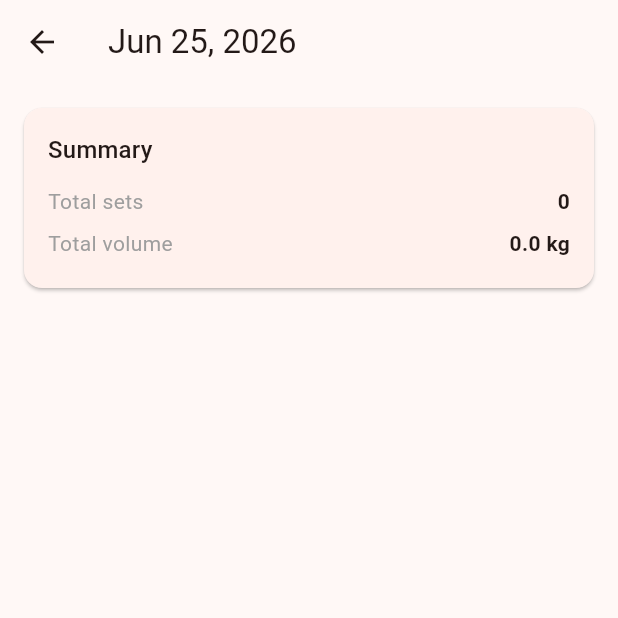
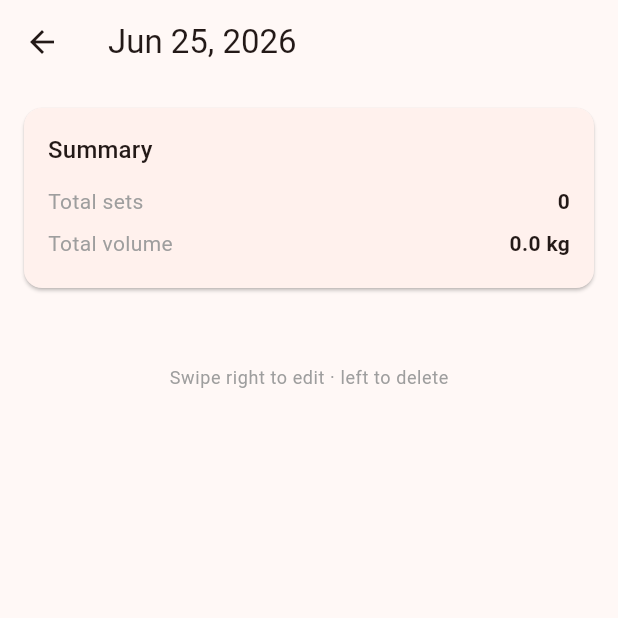
Before and after one commit to taku1029-dev/kaizen_for_workout, a Flutter app: the HistoryScreen screen opened directly, after a tap on an icon or button, on a phone screen of 412 x 824 dp, the top half of it. Run offline on Flutter 3.47's test engine with Material 3 defaults, Android fonts, the phone set to English and light mode, and no system bars; our stand-ins replace fl_chart, flutter_riverpod, isar; accounts and stored records are empty; generated files the repository leaves out were written again.

Commit message:
Add delete confirmation dialogs and history set editing
- Confirm dialog before deleting a set in Today (left swipe)
- SessionDetailScreen: reactive via sessionsProvider + sessionId instead of
  passing session object, so Summary card updates live after edits/deletes
- SessionDetailScreen: right-swipe to edit, left-swipe to delete (with
  confirmation dialog) on each set tile — same UX as Today screen
- Auto-pop DetailScreen if session is deleted from History while open

Co-Authored-By: Claude Sonnet 4.6 <noreply@anthropic.com>

```diff
--- a/lib/screens/history/history_screen.dart
+++ b/lib/screens/history/history_screen.dart
@@ -63,7 +63,9 @@ class HistoryScreen extends ConsumerWidget {
                     style: const TextStyle(fontWeight: FontWeight.bold),
                   ),
                   onTap: () => Navigator.of(context).push(
-                    MaterialPageRoute(builder: (_) => SessionDetailScreen(session: session)),
+                    MaterialPageRoute(
+                      builder: (_) => SessionDetailScreen(sessionId: session.id),
+                    ),
                   ),
                 ),
               );
--- a/lib/screens/history/session_detail_screen.dart
+++ b/lib/screens/history/session_detail_screen.dart
@@ -2,12 +2,44 @@ import 'package:flutter/material.dart';
 import 'package:flutter_riverpod/flutter_riverpod.dart';
 import 'package:intl/intl.dart';
 
+import '../../models/embedded_set.dart';
 import '../../models/muscle_group.dart';
 import '../../models/workout_session.dart';
 import '../../providers/app_providers.dart';
+import '../../services/database_service.dart';
+import '../today/add_set_sheet.dart';
 
 class SessionDetailScreen extends ConsumerWidget {
-  const SessionDetailScreen({super.key, required this.session});
+  const SessionDetailScreen({super.key, required this.sessionId});
+  final int sessionId;
+
+  @override
+  Widget build(BuildContext context, WidgetRef ref) {
+    final sessionsAsync = ref.watch(sessionsProvider);
+
+    return sessionsAsync.when(
+      data: (sessions) {
+        final idx = sessions.indexWhere((s) => s.id == sessionId);
+        if (idx == -1) {
+          WidgetsBinding.instance.addPostFrameCallback(
+            (_) => Navigator.of(context).pop(),
+          );
+          return const Scaffold(body: SizedBox.shrink());
+        }
+        return _DetailBody(session: sessions[idx]);
+      },
+      loading: () => const Scaffold(
+        body: Center(child: CircularProgressIndicator()),
+      ),
+      error: (e, _) => Scaffold(
+        body: Center(child: Text('Error: $e')),
+      ),
+    );
+  }
+}
+
+class _DetailBody extends ConsumerWidget {
+  const _DetailBody({required this.session});
   final WorkoutSession session;
 
   @override
@@ -15,9 +47,10 @@ class SessionDetailScreen extends ConsumerWidget {
     final analytics = ref.read(analyticsServiceProvider);
     final volumeByGroup = analytics.dailyVolume(session);
 
-    final grouped = <MuscleGroup, List<dynamic>>{};
-    for (final s in session.sets) {
-      grouped.putIfAbsent(s.muscleGroup, () => []).add(s);
+    final grouped = <MuscleGroup, List<(int, EmbeddedSet)>>{};
+    for (var i = 0; i < session.sets.length; i++) {
+      final s = session.sets[i];
+      grouped.putIfAbsent(s.muscleGroup, () => []).add((i, s));
     }
 
     return Scaffold(
@@ -25,23 +58,23 @@ class SessionDetailScreen extends ConsumerWidget {
       body: ListView(
         padding: const EdgeInsets.all(12),
         children: [
-          // Summary card
           Card(
             child: Padding(
               padding: const EdgeInsets.all(16),
               child: Column(
                 crossAxisAlignment: CrossAxisAlignment.start,
                 children: [
-                  Text('Summary', style: Theme.of(context).textTheme.titleMedium),
+                  Text('Summary',
+                      style: Theme.of(context).textTheme.titleMedium),
                   const SizedBox(height: 8),
                   _Row('Total sets', '${session.sets.length}'),
-                  _Row('Total volume', '${session.totalVolume.toStringAsFixed(1)} kg'),
+                  _Row('Total volume',
+                      '${session.totalVolume.toStringAsFixed(1)} kg'),
                 ],
               ),
             ),
           ),
           const SizedBox(height: 12),
-          // Volume by group card
           if (volumeByGroup.isNotEmpty)
             Card(
               child: Padding(
@@ -49,16 +82,17 @@ class SessionDetailScreen extends ConsumerWidget {
                 child: Column(
                   crossAxisAlignment: CrossAxisAlignment.start,
                   children: [
-                    Text('Volume by Muscle Group', style: Theme.of(context).textTheme.titleMedium),
+                    Text('Volume by Muscle Group',
+                        style: Theme.of(context).textTheme.titleMedium),
                     const SizedBox(height: 8),
                     for (final entry in volumeByGroup.entries)
-                      _Row(entry.key.label, '${entry.value.toStringAsFixed(1)} kg'),
+                      _Row(entry.key.label,
+                          '${entry.value.toStringAsFixed(1)} kg'),
                   ],
                 ),
               ),
             ),
           const SizedBox(height: 12),
-          // Sets by group
           for (final group in MuscleGroup.values)
             if (grouped.containsKey(group)) ...[
               Padding(
@@ -67,27 +101,112 @@ class SessionDetailScreen extends ConsumerWidget {
                   children: [
                     Icon(group.icon, size: 16),
                     const SizedBox(width: 6),
-                    Text(group.label, style: Theme.of(context).textTheme.labelLarge),
+                    Text(group.label,
+                        style: Theme.of(context).textTheme.labelLarge),
                   ],
                 ),
               ),
               Card(
                 child: Column(
                   children: [
-                    for (final s in grouped[group]!)
-                      ListTile(
-                        title: Text(s.exerciseName),
-                        subtitle: Text('Set ${s.setNumber}'),
-                        trailing: Text(
-                          '${s.weightKg.toStringAsFixed(1)} kg × ${s.reps}',
-                          style: const TextStyle(fontFeatures: [FontFeature.tabularFigures()]),
+                    for (final (idx, s) in grouped[group]!)
+                      _SetTile(
+                        set: s,
+                        onEdit: () => showModalBottomSheet(
+                          context: context,
+                          isScrollControlled: true,
+                          useSafeArea: true,
+                          builder: (_) => AddSetSheet(
+                            session: session,
+                            editIndex: idx,
+                            editSet: s,
+                          ),
                         ),
+                        onDelete: () =>
+                            DatabaseService.deleteSet(session, idx),
                       ),
                   ],
                 ),
               ),
             ],
+          const SizedBox(height: 24),
+          // Hint text
+          Center(
+            child: Text(
+              'Swipe right to edit · left to delete',
+              style: Theme.of(context)
+                  .textTheme
+                  .bodySmall
+                  ?.copyWith(color: Colors.grey),
+            ),
+          ),
+          const SizedBox(height: 12),
         ],
+      ),
+    );
+  }
+}
+
+class _SetTile extends StatelessWidget {
+  const _SetTile({
+    required this.set,
+    required this.onEdit,
+    required this.onDelete,
+  });
+
+  final EmbeddedSet set;
+  final VoidCallback onEdit;
+  final VoidCallback onDelete;
+
+  @override
+  Widget build(BuildContext context) {
+    return Dismissible(
+      key: ValueKey('detail-${set.exerciseId}-${set.setNumber}-${set.weightKg}'),
+      background: Container(
+        color: Theme.of(context).colorScheme.primary,
+        alignment: Alignment.centerLeft,
+        padding: const EdgeInsets.only(left: 20),
+        child: const Icon(Icons.edit, color: Colors.white),
+      ),
+      secondaryBackground: Container(
+        color: Colors.red,
+        alignment: Alignment.centerRight,
+        padding: const EdgeInsets.only(right: 20),
+        child: const Icon(Icons.delete, color: Colors.white),
+      ),
+      confirmDismiss: (direction) async {
+        if (direction == DismissDirection.startToEnd) {
+          onEdit();
+          return false;
+        }
+        return showDialog<bool>(
+          context: context,
+          builder: (_) => AlertDialog(
+            title: const Text('Delete set?'),
+            content: Text('${set.exerciseName}  Set ${set.setNumber}'),
+            actions: [
+              TextButton(
+                onPressed: () => Navigator.pop(context, false),
+                child: const Text('Cancel'),
+              ),
+              FilledButton(
+                style: FilledButton.styleFrom(backgroundColor: Colors.red),
+                onPressed: () => Navigator.pop(context, true),
+                child: const Text('Delete'),
+              ),
+            ],
+          ),
+        );
+      },
+      onDismissed: (_) => onDelete(),
+      child: ListTile(
+        title: Text(set.exerciseName),
+        subtitle: Text('Set ${set.setNumber}'),
+        trailing: Text(
+          '${set.weightKg.toStringAsFixed(1)} kg × ${set.reps}',
+          style: const TextStyle(
+              fontFeatures: [FontFeature.tabularFigures()]),
+        ),
       ),
     );
   }
@@ -106,7 +225,8 @@ class _Row extends StatelessWidget {
         children: [
           Text(label, style: const TextStyle(color: Colors.grey)),
           const Spacer(),
-          Text(value, style: const TextStyle(fontWeight: FontWeight.bold)),
+          Text(value,
+              style: const TextStyle(fontWeight: FontWeight.bold)),
         ],
       ),
     );
```
Also changed, not shown: lib/screens/today/today_screen.dart (+19 -2 lines).
